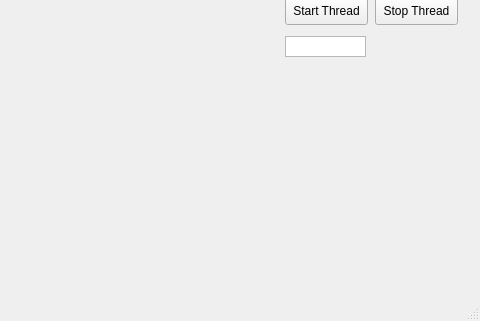
The window that mainwindow.ui (Tsytsarovar/RSTime) describes before a commit, drawn with Qt 5; both pictures show x 315 to 795 and y 254 to 575 of the 795 by 575 pixel window.
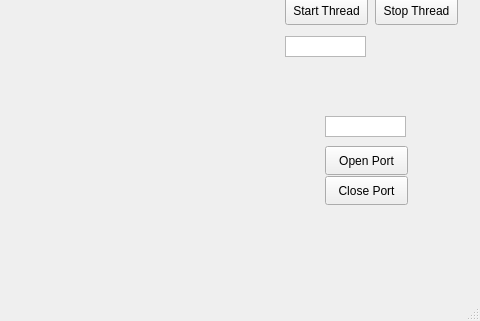
The same window after the commit. Custom widgets are drawn as their Qt base class.

Commit message: on/off COM port

What changed in the file:
```diff
--- a/mainwindow.ui
+++ b/mainwindow.ui
@@ -147,6 +147,48 @@
      <bool>false</bool>
     </property>
    </widget>
+   <widget class="QPushButton" name="openPortButton">
+    <property name="geometry">
+     <rect>
+      <x>640</x>
+      <y>400</y>
+      <width>83</width>
+      <height>29</height>
+     </rect>
+    </property>
+    <property name="text">
+     <string>Open Port</string>
+    </property>
+   </widget>
+   <widget class="QTextEdit" name="openPortText">
+    <property name="geometry">
+     <rect>
+      <x>640</x>
+      <y>370</y>
+      <width>81</width>
+      <height>21</height>
+     </rect>
+    </property>
+    <property name="verticalScrollBarPolicy">
+     <enum>Qt::ScrollBarAlwaysOff</enum>
+    </property>
+    <property name="readOnly">
+     <bool>true</bool>
+    </property>
+   </widget>
+   <widget class="QPushButton" name="closePortButton">
+    <property name="geometry">
+     <rect>
+      <x>640</x>
+      <y>430</y>
+      <width>83</width>
+      <height>29</height>
+     </rect>
+    </property>
+    <property name="text">
+     <string>Close Port</string>
+    </property>
+   </widget>
   </widget>
   <widget class="QMenuBar" name="menubar">
    <property name="geometry">
```
The commit also changes 5 other files.
